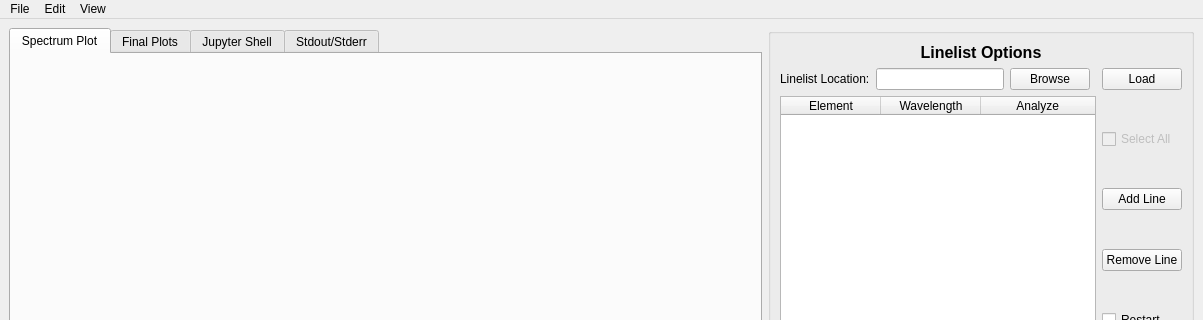
This is meafs_code/meafs.ui in MatheusJCastro/meafs as Qt 5 draws it before an edit; both pictures show x 0 to 1203 and y 0 to 320 of the 1203 by 758 pixel window. The edited form follows.
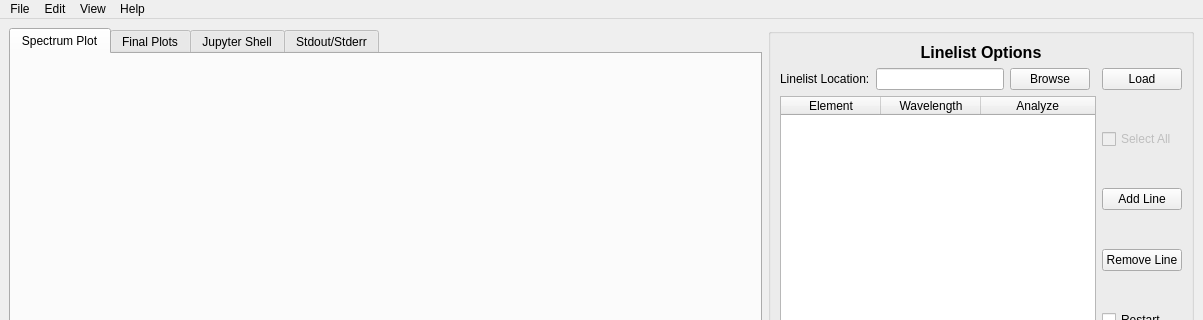
This is the edited form.

The edit to the form file:
```diff
--- a/meafs_code/meafs.ui
+++ b/meafs_code/meafs.ui
@@ -1354,9 +1354,18 @@
     <addaction name="fitpar"/>
     <addaction name="errorguireset"/>
    </widget>
+   <widget class="QMenu" name="menuHelp">
+    <property name="title">
+     <string>Help</string>
+    </property>
+    <addaction name="readthedocsopen"/>
+    <addaction name="guthubopen"/>
+    <addaction name="aboutopen"/>
+   </widget>
    <addaction name="menuFile"/>
    <addaction name="menuEdit"/>
    <addaction name="menuView"/>
+   <addaction name="menuHelp"/>
   </widget>
   <widget class="QStatusBar" name="statusbar"/>
   <action name="open">
```
Left out of the diff: 17 changed lines with no effect on the pictures.
